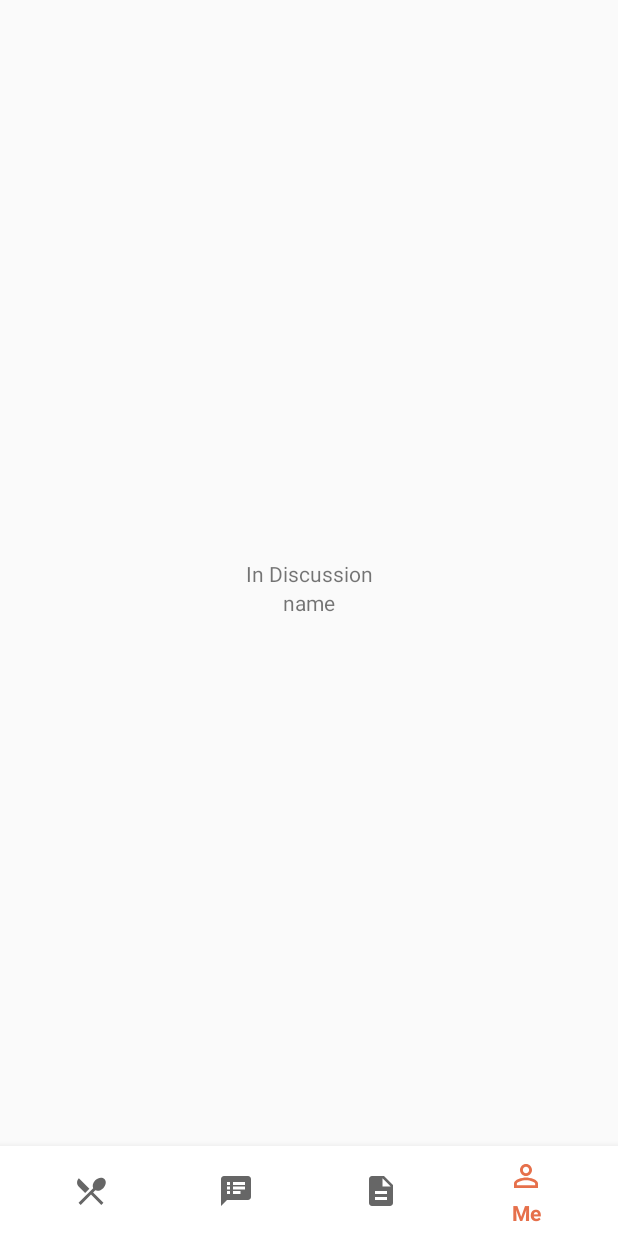
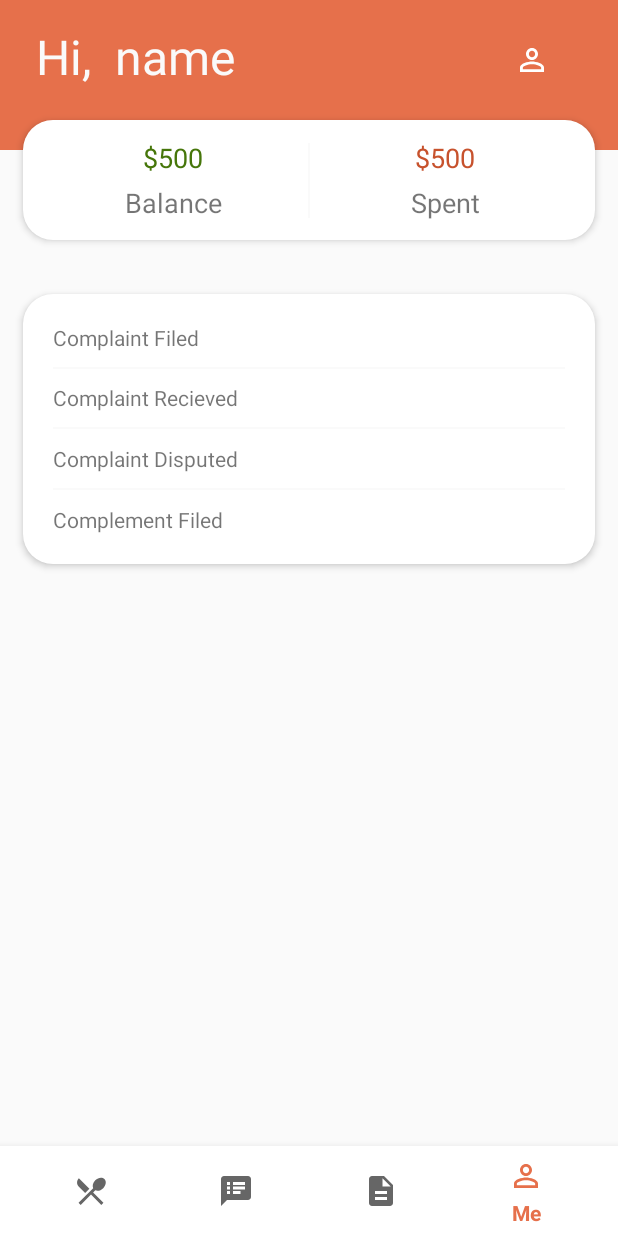
Before and after one commit to CSC322TeamL/Online-Restaurant, an Android app: the UserMainPageActivity screen opened directly, with no data from a screen before it, item 4 of the bottom bar chosen, on a phone screen of 412 x 824 dp. Run offline under Robolectric (Android 15) with nearby library versions, the phone set to English and light mode, and no system bars; 2 statements that could not run were skipped.

Commit message:
Create User Account page

```diff
--- /dev/null
+++ b/Code/SimpleRestaurant/app/src/main/java/com/example/simplerestaurant/Fragments/UserAccountFragment.java
@@ -0,0 +1,23 @@
+package com.example.simplerestaurant.Fragments;
+
+import android.os.Bundle;
+import android.view.View;
+
+import androidx.annotation.NonNull;
+import androidx.annotation.Nullable;
+import androidx.fragment.app.Fragment;
+
+import com.example.simplerestaurant.R;
+
+public class UserAccountFragment extends Fragment {
+
+    public UserAccountFragment(){
+        super(R.layout.fragment_user_account);
+    }
+
+    @Override
+    public void onViewCreated(@NonNull View view, @Nullable Bundle savedInstanceState) {
+        super.onViewCreated(view, savedInstanceState);
+
+    }
+}
--- a/Code/SimpleRestaurant/app/src/main/java/com/example/simplerestaurant/UserMainPageActivity.java
+++ b/Code/SimpleRestaurant/app/src/main/java/com/example/simplerestaurant/UserMainPageActivity.java
@@ -7,6 +7,7 @@ import android.view.MenuItem;
 import androidx.annotation.NonNull;
 import androidx.fragment.app.Fragment;
 
+import com.example.simplerestaurant.Fragments.UserAccountFragment;
 import com.example.simplerestaurant.Fragments.UserDiscussionFragment;
 import com.example.simplerestaurant.Fragments.UserMenuFragment;
 import com.google.android.material.bottomnavigation.BottomNavigationView;
@@ -67,11 +68,13 @@ public class UserMainPageActivity extends BaseActivity {
                 break;
 
             case R.id.nav_user_main_discussion:
-            case R.id.nav_user_main_account:
                 fragment = findFragmentByTag(DISC_TAG);
                 tag = DISC_TAG;
                 break;
-
+            case R.id.nav_user_main_account:
+                fragment = findFragmentByTag(ACC_TAG);
+                tag = ACC_TAG;
+                break;
         }
 
         setCurrentFragment(fragment, tag);
@@ -94,6 +97,9 @@ public class UserMainPageActivity extends BaseActivity {
                 case DISC_TAG:
                     result = new UserDiscussionFragment();
                     break;
+                case ACC_TAG:
+                    result = new UserAccountFragment();
+                    break;
             }
         }
         return result;
--- /dev/null
+++ b/Code/SimpleRestaurant/app/src/main/res/drawable/rounded_background_card.xml
@@ -0,0 +1,11 @@
+<?xml version="1.0" encoding="utf-8"?>
+<shape xmlns:android="http://schemas.android.com/apk/res/android"
+    android:shape="rectangle">
+    <solid android:color="@color/white"/>
+    <corners android:radius="20dp"/>
+    <padding
+        android:bottom="10dp"
+        android:top="10dp"
+        android:left="10dp"
+        android:right="10dp"/>
+</shape>
--- /dev/null
+++ b/Code/SimpleRestaurant/app/src/main/res/layout/fragment_user_account.xml
@@ -0,0 +1,189 @@
+<?xml version="1.0" encoding="utf-8"?>
+<androidx.constraintlayout.widget.ConstraintLayout
+    xmlns:android="http://schemas.android.com/apk/res/android"
+    xmlns:app="http://schemas.android.com/apk/res-auto"
+    xmlns:tools="http://schemas.android.com/tools"
+    android:layout_width="match_parent"
+    android:layout_height="match_parent">
+
+    <androidx.constraintlayout.widget.ConstraintLayout
+        android:id="@+id/constraintLayout"
+        android:layout_width="match_parent"
+        android:layout_height="100dp"
+        android:background="@color/primaryRed"
+        app:layout_constraintTop_toTopOf="parent">
+
+        <TextView
+            android:id="@+id/tv_user_account_greeting"
+            android:layout_width="wrap_content"
+            android:layout_height="wrap_content"
+            android:layout_marginStart="24dp"
+            android:layout_marginTop="16dp"
+            android:text="Hi,"
+            android:textColor="@color/grey"
+            android:textSize="32sp"
+            app:layout_constraintStart_toStartOf="parent"
+            app:layout_constraintTop_toTopOf="parent" />
+
+        <TextView
+            android:id="@+id/textview_user_account_name"
+            android:layout_width="wrap_content"
+            android:layout_height="wrap_content"
+            android:layout_marginStart="16dp"
+            android:layout_marginTop="16dp"
+            android:text="name"
+            android:textColor="@color/grey"
+            android:textSize="32sp"
+            app:layout_constraintStart_toEndOf="@+id/tv_user_account_greeting"
+            app:layout_constraintTop_toTopOf="parent" />
+
+        <ImageButton
+            android:id="@+id/imgbtn_user_account_me"
+            android:layout_width="35dp"
+            android:layout_height="35dp"
+            android:layout_marginTop="22dp"
+            android:layout_marginEnd="40dp"
+            android:background="@null"
+            android:src="@drawable/ic_person_outline"
+            app:layout_constraintEnd_toEndOf="parent"
+            app:layout_constraintTop_toTopOf="parent" />
+    </androidx.constraintlayout.widget.ConstraintLayout>
+
+    <LinearLayout
+        android:id="@+id/view_user_account_header"
+        android:layout_width="match_parent"
+        android:layout_height="80dp"
+        android:layout_marginTop="80dp"
+        android:layout_marginRight="15dp"
+        android:layout_marginLeft="15dp"
+        android:background="@drawable/rounded_background_card"
+        android:elevation="3dp"
+        android:orientation="horizontal"
+        app:layout_constraintTop_toTopOf="parent">
+
+        <LinearLayout
+            android:layout_width="0dp"
+            android:layout_height="match_parent"
+            android:layout_weight="1"
+            android:orientation="vertical">
+            <TextView
+                android:id="@+id/textview_user_balance"
+                android:layout_width="match_parent"
+                android:layout_height="0dp"
+                android:layout_weight="1"
+                android:gravity="center"
+                android:text="$500"
+                android:textSize="18sp"
+                android:textColor="@color/primaryGreenDark"/>
+            <TextView
+                android:layout_width="match_parent"
+                android:layout_height="0dp"
+                android:layout_weight="1"
+                android:gravity="center"
+                android:text="Balance"
+                android:textSize="18sp"/>
+        </LinearLayout>
+        <View
+            android:layout_width="1dp"
+            android:layout_height="50dp"
+            android:layout_marginTop="5dp"
+            android:background="@color/grey"/>
+        <LinearLayout
+            android:layout_width="0dp"
+            android:layout_height="match_parent"
+            android:layout_weight="1"
+            android:orientation="vertical">
+            <TextView
+                android:id="@+id/textview_user_spent"
+                android:layout_width="match_parent"
+                android:layout_height="0dp"
+                android:layout_weight="1"
+                android:gravity="center"
+                android:text="$500"
+                android:textSize="18sp"
+                android:textColor="@color/primaryRedDark"/>
+            <TextView
+                android:layout_width="match_parent"
+                android:layout_height="0dp"
+                android:layout_weight="1"
+                android:gravity="center"
+                android:text="Spent"
+                android:textSize="18sp"/>
+        </LinearLayout>
+
+    </LinearLayout>
+
+    <LinearLayout
+        android:layout_width="match_parent"
+        android:layout_height="180dp"
+        android:layout_marginTop="36dp"
+        android:orientation="vertical"
+        android:layout_marginLeft="15dp"
+        android:layout_marginRight="15dp"
+        android:background="@drawable/rounded_background_card"
+        android:elevation="3dp"
+        app:layout_constraintTop_toBottomOf="@+id/view_user_account_header"
+        tools:layout_editor_absoluteX="0dp">
+
+        <TextView
+            android:id="@+id/textview_user_complaint_filed"
+            android:layout_width="match_parent"
+            android:layout_height="0dp"
+            android:layout_weight="1"
+            android:text="Complaint Filed"
+            android:paddingStart="10dp"
+            android:paddingEnd="10dp"
+            android:clickable="true"
+            android:gravity="center_vertical"/>
+        <View
+            android:layout_width="match_parent"
+            android:layout_height="1dp"
+            android:background="@color/grey"
+            android:layout_marginLeft="10dp"
+            android:layout_marginRight="10dp"/>
+        <TextView
+            android:id="@+id/textview_user_complaint_recieved"
+            android:layout_width="match_parent"
+            android:layout_height="0dp"
+            android:layout_weight="1"
+            android:text="Complaint Recieved"
+            android:paddingStart="10dp"
+            android:paddingEnd="10dp"
+            android:clickable="true"
+            android:gravity="center_vertical"/>
+        <View
+            android:layout_width="match_parent"
+            android:layout_height="1dp"
+            android:background="@color/grey"
+            android:layout_marginLeft="10dp"
+            android:layout_marginRight="10dp"/>
+        <TextView
+            android:id="@+id/textview_user_complaint_disputed"
+            android:layout_width="match_parent"
+            android:layout_height="0dp"
+            android:layout_weight="1"
+            android:text="Complaint Disputed"
+            android:paddingStart="10dp"
+            android:paddingEnd="10dp"
+            android:clickable="true"
+            android:gravity="center_vertical"/>
+        <View
+            android:layout_width="match_parent"
+            android:layout_height="1dp"
+            android:background="@color/grey"
+            android:layout_marginLeft="10dp"
+            android:layout_marginRight="10dp"/>
+        <TextView
+            android:id="@+id/textview_user_complement_filed"
+            android:layout_width="match_parent"
+            android:layout_height="0dp"
+            android:layout_weight="1"
+            android:text="Complement Filed"
+            android:paddingStart="10dp"
+            android:paddingEnd="10dp"
+            android:clickable="true"
+            android:gravity="center_vertical"/>
+
+    </LinearLayout>
+
+</androidx.constraintlayout.widget.ConstraintLayout>
--- a/Code/SimpleRestaurant/app/src/main/res/values/colors.xml
+++ b/Code/SimpleRestaurant/app/src/main/res/values/colors.xml
@@ -12,4 +12,6 @@
     <color name="primaryGreen">#6A983C</color>
     <color name="primaryGreenLight">#92C064</color>
     <color name="primaryGreenDark">#46760A</color>
+
+    <color name="grey">#fafafa</color>
 </resources>
```
Also changed, not shown: 1 other file.
